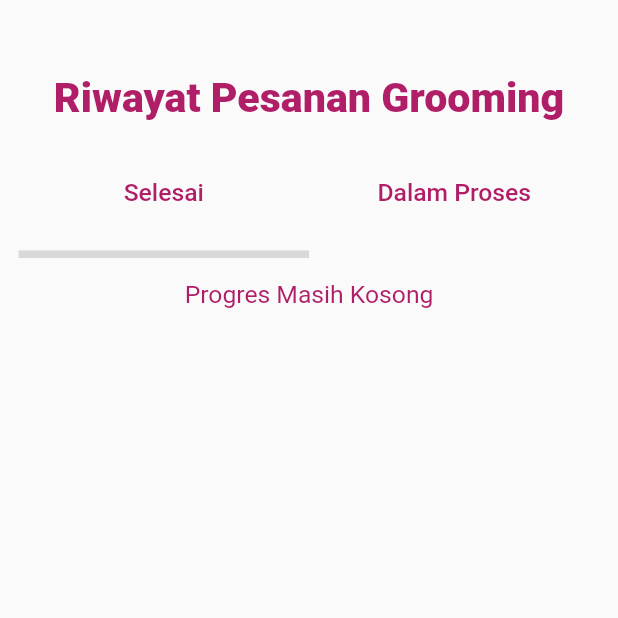
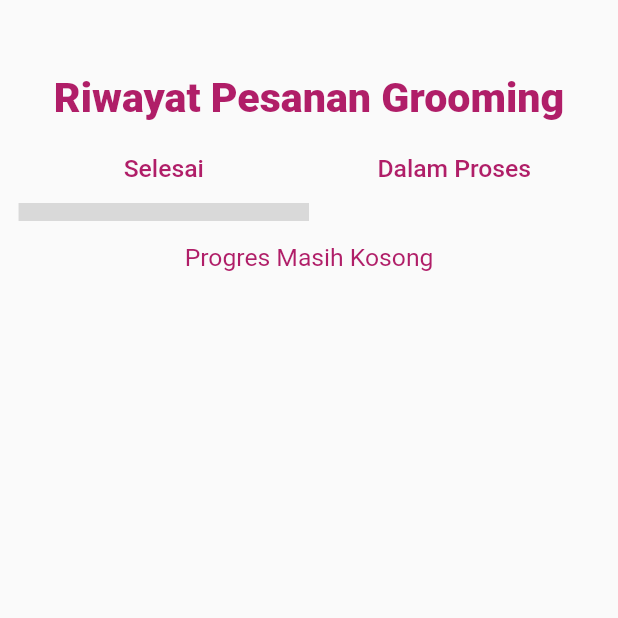
Before and after one commit to bagussamito/TrackingPet, a Flutter app: the DashboardAdminView screen opened by its route, on a phone screen of 412 x 824 dp, the top half of it. Run offline on Flutter 3.47's test engine with Material 2 defaults, Android fonts, the phone set to English and light mode, and no system bars; drawn by our look-alikes of contained_tab_bar_view; our stand-ins replace animated_splash_screen, auto_size_text, cached_network_image, carousel_slider, cloud_firestore, dropdown_search and 19 more; missing offline and left inert: flutter_map_location_marker, geolocator_platform_interface, syncfusion_localizations; accounts and stored records are empty.

Commit message:
komit malam selasa

```diff
--- a/lib/app/modules/dashboard_admin/views/dashboard_admin_view.dart
+++ b/lib/app/modules/dashboard_admin/views/dashboard_admin_view.dart
@@ -1,20 +1,10 @@
-import 'dart:developer';
-import 'dart:io';
-
 import 'package:cloud_firestore/cloud_firestore.dart';
 import 'package:contained_tab_bar_view/contained_tab_bar_view.dart';
 import 'package:flutter/material.dart';
-import 'package:auto_size_text/auto_size_text.dart';
-import 'package:flutter/rendering.dart';
-
-import 'package:font_awesome_flutter/font_awesome_flutter.dart';
 import 'package:get/get.dart';
-import 'package:get/get_connect/http/src/utils/utils.dart';
 import 'package:intl/intl.dart';
-import 'package:petshop/app/modules/setting/views/setting_view.dart';
 import 'package:petshop/app/theme/theme.dart';
 import 'package:petshop/app/utils/loading.dart';
-import 'package:anim_search_bar/anim_search_bar.dart';
 import 'package:sizer/sizer.dart';
 
 import '../controllers/dashboard_admin_controller.dart';
@@ -35,8 +25,6 @@ class DashboardAdminView extends GetView<DashboardAdminController> {
                 return LoadingView();
               }
               if (snap.hasData) {
-                var listAllDocs = snap.data!.docs;
-
                 return SingleChildScrollView(
                     reverse: false,
                     padding: EdgeInsets.only(
@@ -90,16 +78,16 @@ class DashboardAdminView extends GetView<DashboardAdminController> {
                                         physics:
                                             NeverScrollableScrollPhysics()),
                                 tabBarProperties: TabBarProperties(
-                                    height: 10.h,
+                                    height: 7.h,
                                     indicator: ContainerTabIndicator(
                                         width: 28.w,
                                         height: 5.h,
                                         radius: BorderRadius.circular(10),
                                         color: Grey1),
                                     indicatorColor: Grey1,
-                                    indicatorWeight: 5.0,
+                                    indicatorWeight: 12,
                                     labelColor: backgroundOrange,
-                                    unselectedLabelColor: Colors.grey[400]),
+                                    unselectedLabelColor: Colors.grey[000]),
                                 views: [
                                   StreamBuilder<
                                           QuerySnapshot<Map<String, dynamic>>>(
--- a/pubspec.yaml
+++ b/pubspec.yaml
@@ -46,7 +46,6 @@ dependencies:
   iconly: ^1.0.1
   image_picker: ^0.8.6+3
   intl: 0.18.0
-
   latlong2: ^0.8.0
   lottie: ^2.4.0
   rxdart: ^0.27.7
@@ -65,4 +64,3 @@ flutter:
   assets:
     - assets/icons/
     - assets/images/
-    - android/app/src/main/res/mipmap-xxxhdpi/ic_launcher.png
```
Also changed, not shown: assets/dart.dart (deleted), 2 other files.
